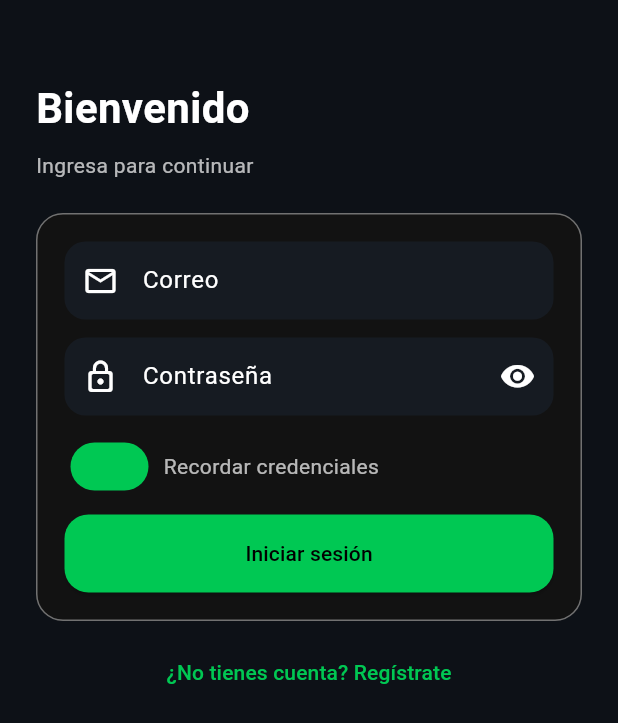
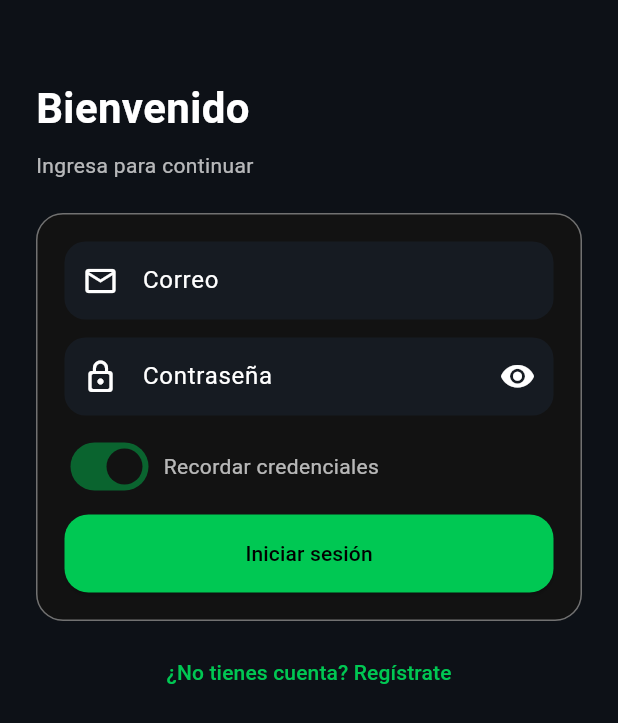
Before and after one commit to emanuelsantamariabello-star/Finanzas-App-Mobile, a Flutter app: the screen it shows after launch, on a phone screen of 412 x 824 dp. Shown: the top 723 px of the screen. Run offline on Flutter 3.47's test engine with Material 3 defaults, Android fonts, the phone set to English and light mode, and no system bars; our stand-ins replace fl_chart, shared_preferences.

Commit message:
style: suavizar switch de recordar credenciales

```diff
--- a/lib/presentation/screens/login_screen.dart
+++ b/lib/presentation/screens/login_screen.dart
@@ -222,8 +222,14 @@ class _LoginScreenState extends State<LoginScreen> {
                       children: [
                         Switch.adaptive(
                           value: _rememberCredentials,
-                          activeThumbColor: const Color(0xFF00C853),
-                          activeTrackColor: const Color(0xFF00C853),
+                          activeThumbColor: theme.colorScheme.surface,
+                          activeTrackColor: const Color(
+                            0xFF00C853,
+                          ).withValues(alpha: 0.45),
+                          inactiveThumbColor: theme.colorScheme.surface,
+                          inactiveTrackColor: theme.dividerColor.withValues(
+                            alpha: 0.65,
+                          ),
                           onChanged: (v) async {
                             setState(() => _rememberCredentials = v);
                             await _persistRememberedCredentials();
```
